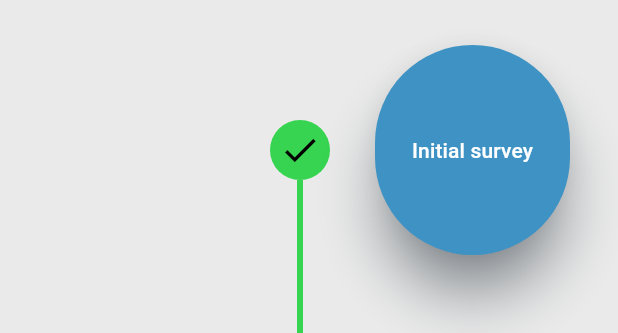
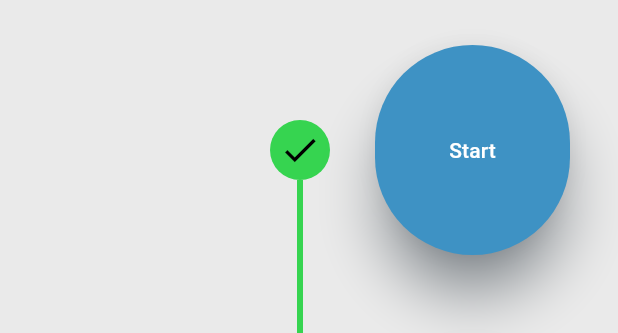
Before and after one commit to akshayam19/Cancer-Survivorship-Application-, a Flutter app: what roadmap() shows on an empty page, opened directly, on a phone screen of 412 x 824 dp. Shown: the top 333 px of the screen. Run offline on Flutter 3.47's test engine with Material 3 defaults, Android fonts, the phone set to English and light mode, and no system bars; drawn by our look-alikes of timeline_tile; our stand-ins replace shared_preferences; accounts and stored records are empty.

Commit message:
Changed the text on tiles

```diff
--- a/lib/pages/mainPage.dart
+++ b/lib/pages/mainPage.dart
@@ -89,7 +89,7 @@ Widget roadmap(BuildContext context) {
         isFirst: true,
         isLast: false,
         isPast: true,
-        stage: "Initial survey",
+        stage: "Start",
         icon: Icon(
           Icons.check_box_outline_blank,
           color: Colors.transparent, // make icon blank
@@ -159,7 +159,7 @@ Widget roadmap(BuildContext context) {
         isFirst: false,
         isLast: true,
         isPast: false,
-        stage: "Survey",
+        stage: "Finish",
         icon: Icon(
           Icons.flag,
           color: Color.fromARGB(255, 175, 201, 58),
```
